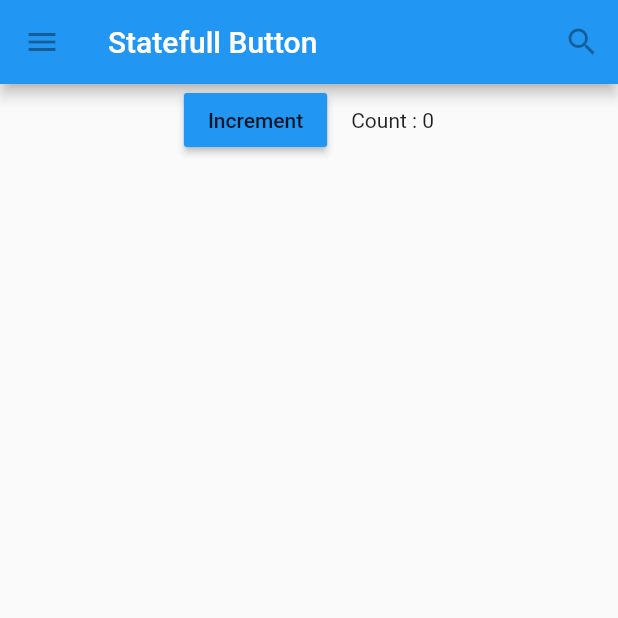
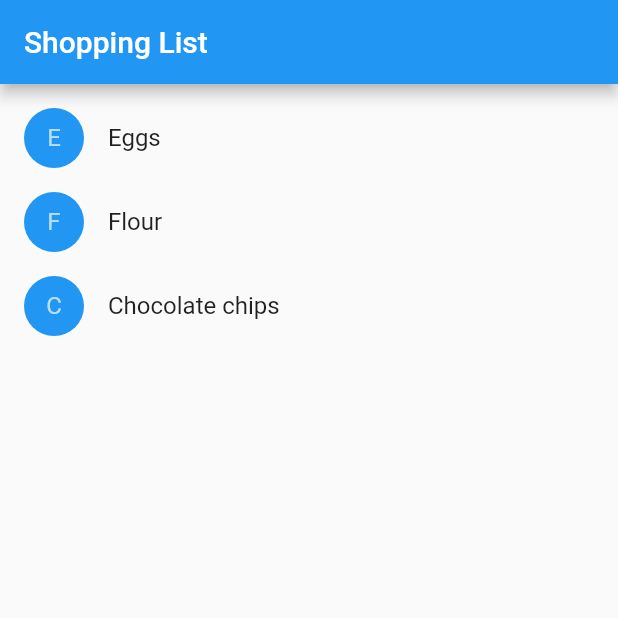
Before and after one commit to ewuharun/Flutter-Tutorial, a Flutter app: the screen it shows after launch, on a phone screen of 412 x 824 dp, the top half of it. Run offline on Flutter 3.47's test engine with Material 2 defaults, Android fonts, the phone set to English and light mode, and no system bars.

Commit message:
ListView Shopping Cart

```diff
--- a/lib/main.dart
+++ b/lib/main.dart
@@ -1,78 +1,120 @@
 import 'package:flutter/material.dart';
 
-void main(){
-  runApp(MaterialApp(
-    title: 'Button Clicked Event',
-    home: ElevatedButtonClick(),
-  ));
+class Product {
+  const Product({this.name});
+  final String name;
 }
 
-class ElevatedButtonClick extends StatelessWidget{
+typedef void CartChangedCallback(Product product, bool inCart);
+
+class ShoppingListItem extends StatelessWidget {
+  ShoppingListItem({
+    this.product,
+    this.inCart,
+    this.onCartChanged,
+  }) : super(key: ObjectKey(product));
+
+  final Product product;
+  final bool inCart;
+  final CartChangedCallback onCartChanged;
+
+  Color _getColor(BuildContext context) {
+    // The theme depends on the BuildContext because different
+    // parts of the tree can have different themes.
+    // The BuildContext indicates where the build is
+    // taking place and therefore which theme to use.
+
+    return inCart //
+        ? Colors.black54
+        : Theme.of(context).primaryColor;
+  }
+
+  TextStyle _getTextStyle(BuildContext context) {
+    if (!inCart) return null;
+
+    return TextStyle(
+      color: Colors.black54,
+      decoration: TextDecoration.lineThrough,
+    );
+  }
+
   @override
   Widget build(BuildContext context) {
-    return Material(
-      child: Container(
-        child: Column(
-          children: <Widget>[
-            AppBar(
-              leading: IconButton(
-                icon: Icon(Icons.menu),
-                tooltip: 'Navigation Icon',
-                onPressed: null,
-              ),
-              title: Text('Statefull Button'),
-              actions: <Widget>[
-                IconButton(
-                  icon: Icon(Icons.search),
-                  tooltip: 'Search Button',
-                  onPressed: null,
+    return ListTile(
+      onTap: () {
+        onCartChanged(product, inCart);
+      },
+      leading: CircleAvatar(
+        backgroundColor: _getColor(context),
+        child: Text(product.name[0]),
+      ),
+      title: Text(product.name, style: _getTextStyle(context)),
+    );
+  }
+}
 
-                )
-              ],
-            ),
-            MyButton(),
+class ShoppingList extends StatefulWidget {
+  ShoppingList({Key key, this.products}) : super(key: key);
 
-          ],
-        ),
+  final List<Product> products;
+
+  // The framework calls createState the first time
+  // a widget appears at a given location in the tree.
+  // If the parent rebuilds and uses the same type of
+  // widget (with the same key), the framework re-uses
+  // the State object instead of creating a new State object.
+
+  @override
+  _ShoppingListState createState() => _ShoppingListState();
+}
+
+class _ShoppingListState extends State<ShoppingList> {
+  Set<Product> _shoppingCart = Set<Product>();
+
+  void _handleCartChanged(Product product, bool inCart) {
+    setState(() {
+      // When a user changes what's in the cart, you need
+      // to change _shoppingCart inside a setState call to
+      // trigger a rebuild.
+      // The framework then calls build, below,
+      // which updates the visual appearance of the app.
+
+      if (!inCart)
+        _shoppingCart.add(product);
+      else
+        _shoppingCart.remove(product);
+    });
+  }
+
+  @override
+  Widget build(BuildContext context) {
+    return Scaffold(
+      appBar: AppBar(
+        title: Text('Shopping List'),
+      ),
+      body: ListView(
+        padding: EdgeInsets.symmetric(vertical: 8.0),
+        children: widget.products.map((Product product) {
+          return ShoppingListItem(
+            product: product,
+            inCart: _shoppingCart.contains(product),
+            onCartChanged: _handleCartChanged,
+          );
+        }).toList(),
       ),
     );
   }
-
 }
 
-
-class MyButton extends StatefulWidget{
-  @override
-  State<StatefulWidget> createState() {
-    // TODO: implement createState
-    return _CounterState();
-  }
+void main() {
+  runApp(MaterialApp(
+    title: 'Shopping App',
+    home: ShoppingList(
+      products: <Product>[
+        Product(name: 'Eggs'),
+        Product(name: 'Flour'),
+        Product(name: 'Chocolate chips'),
+      ],
+    ),
+  ));
 }
-
-
-
-class _CounterState extends State<MyButton>{
-  int _counter=0;
-  void _increment(){
-    setState(() {
-      _counter++;
-    });
-  }
-  @override
-  Widget build(BuildContext context) {
-    // TODO: implement build
-    return Row(
-      mainAxisAlignment: MainAxisAlignment.center,
-      children: <Widget>[
-        MaterialButton(
-            onPressed:_increment,
-            child: Text('Increment'),
-            color: Colors.blue,
-        ),
-        SizedBox(width: 16),
-        Text('Count : $_counter'),
-
-      ],
-    );
-  }
-}
```
